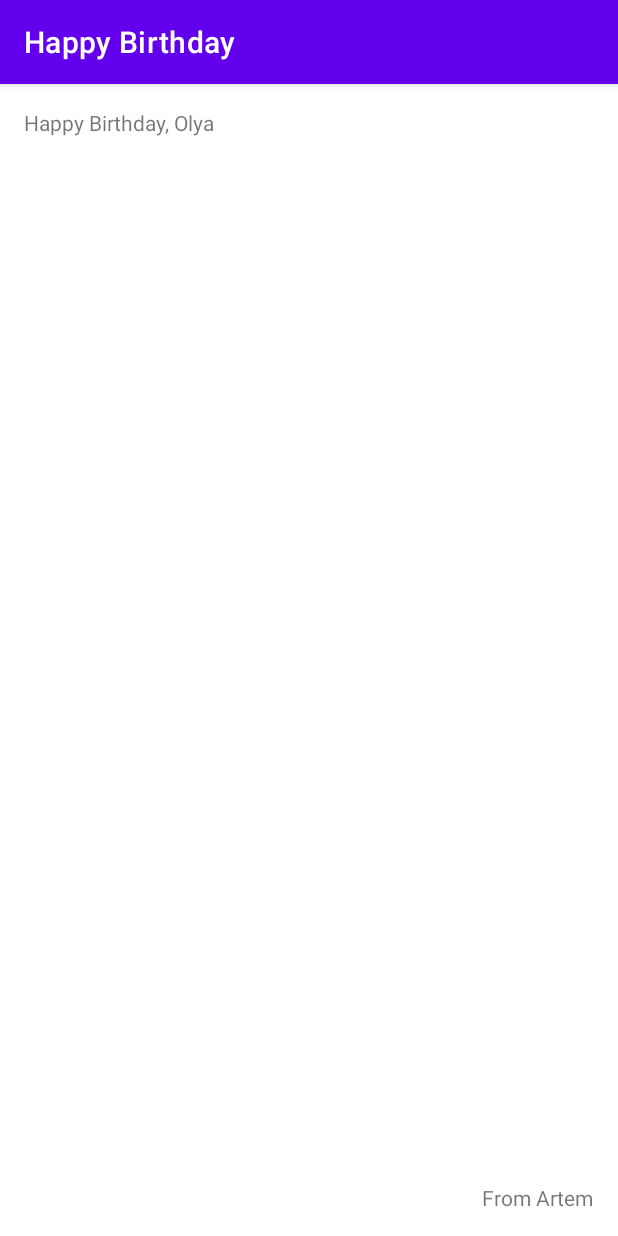
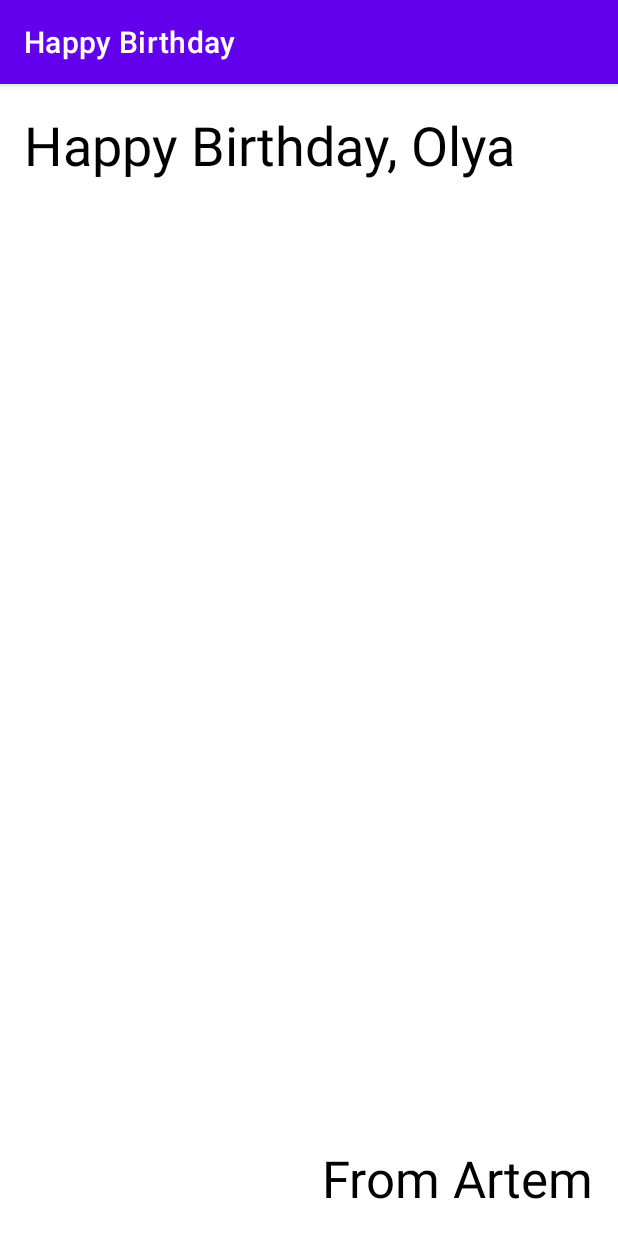
Before and after one commit to ArtemZdanovich/Android1, an Android app: the screen it shows after launch (MainActivity), on a phone screen of 412 x 824 dp. Run offline under Robolectric (Android 15) with nearby library versions, the phone set to English and light mode, and no system bars.

Commit message:
size and color

```diff
--- a/app/src/main/res/layout/activity_main.xml
+++ b/app/src/main/res/layout/activity_main.xml
@@ -7,12 +7,13 @@
     tools:context=".MainActivity">
 
     <TextView
-        android:id="@+id/textView"
         android:layout_width="wrap_content"
         android:layout_height="wrap_content"
         android:layout_marginStart="16dp"
         android:layout_marginTop="16dp"
         android:text="Happy Birthday, Olya"
+        android:textColor="@color/black"
+        android:textSize="36sp"
         app:layout_constraintStart_toStartOf="parent"
         app:layout_constraintTop_toTopOf="parent" />
 
@@ -23,6 +24,9 @@
         android:layout_marginEnd="16dp"
         android:layout_marginBottom="16dp"
         android:text="From Artem"
+        android:textColor="@color/black"
+        android:textColorLink="@color/black"
+        android:textSize="34sp"
         app:layout_constraintBottom_toBottomOf="parent"
         app:layout_constraintEnd_toEndOf="parent" />
 
```
